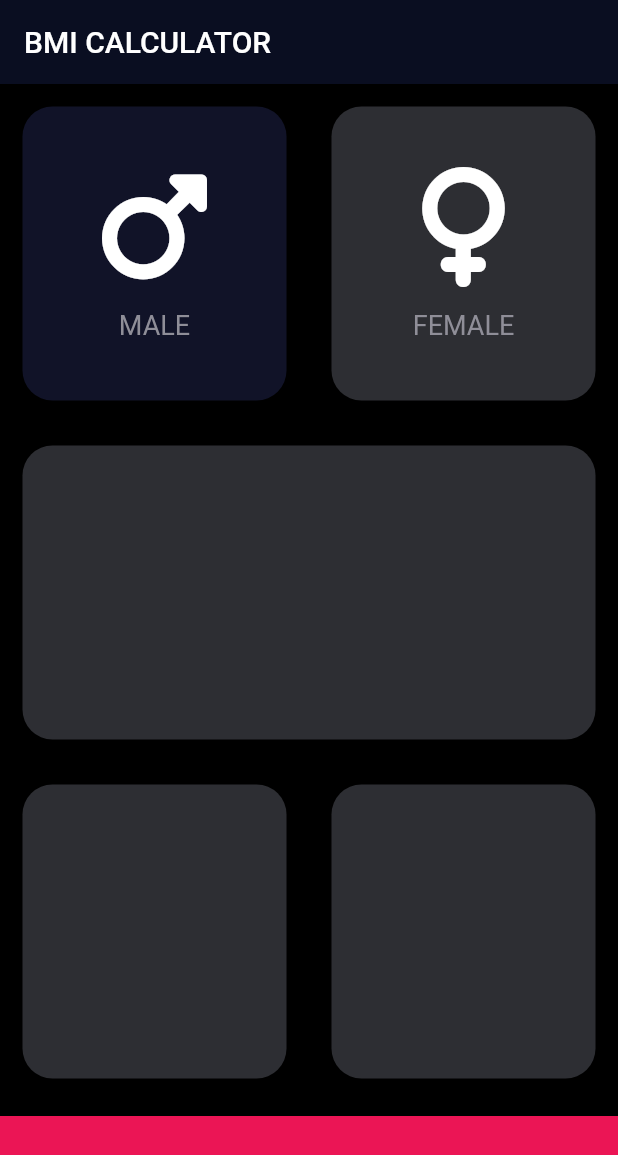
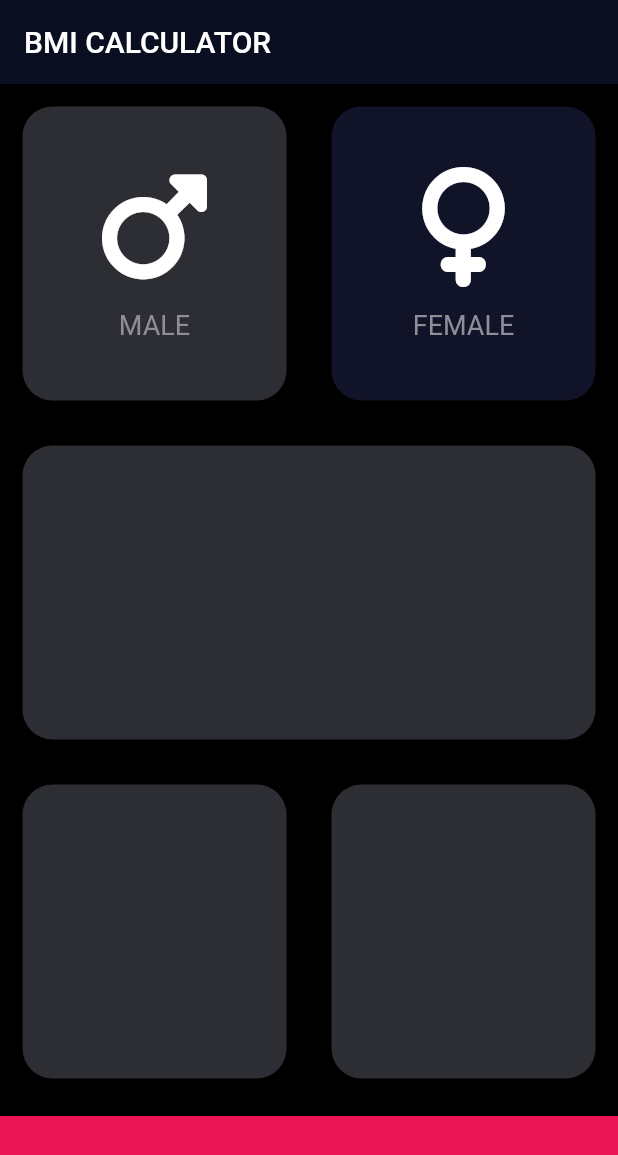
Before and after one commit to ferparrios/bmi_calculator, a Flutter app: the screen it shows after launch, after a tap on "FEMALE", on a phone screen of 412 x 824 dp. Shown: the top 1155 px of the screen. Run offline on Flutter 3.47's test engine with Material 2 defaults, Android fonts, the phone set to English and light mode, and no system bars; our stand-ins replace font_awesome_flutter.

Commit message:
adding screens

```diff
--- a/lib/screens/input_screen.dart
+++ b/lib/screens/input_screen.dart
@@ -9,6 +9,8 @@ const activeCardColor = Color(0xff2d2e33);
 const inactivateColor = Color(0xff111328);
 const bottomContainerColor = Color(0xFFEB1555);
 
+enum Gender { male, female }
+
 class InputScreen extends StatefulWidget {
   const InputScreen({super.key});
 
@@ -17,28 +19,7 @@ class InputScreen extends StatefulWidget {
 }
 
 class _InputScreenState extends State<InputScreen> {
-
-  Color maleCardColor = inactivateColor;
-  Color femaleCardColor = inactivateColor;
-  // 1 = male, 2 = female
-  void updateColor(int gender){
-    if (gender == 1) {
-      if (maleCardColor == inactivateColor) {
-        maleCardColor = activeCardColor;
-        femaleCardColor = inactivateColor;
-      }else{
-        maleCardColor = inactivateColor;
-      }
-    }
-    if (gender == 2) {
-      if (femaleCardColor == inactivateColor) {
-        femaleCardColor = activeCardColor;
-        maleCardColor = inactivateColor;
-      }else{
-        femaleCardColor = inactivateColor;
-      }
-    }
-  }
+  Gender selectedGender = Gender.male;
 
   @override
   Widget build(BuildContext context) {
@@ -50,16 +31,17 @@ class _InputScreenState extends State<InputScreen> {
         children: [
           Expanded(
             child: Row(
-              children:  [
+              children: [
                 Expanded(
-                  child: GestureDetector(
-                    onTap: () {
-                      setState(() {
-                        updateColor(1);
-                      });
-                    },
                   child: CardContainer(
-                      color: maleCardColor,
+                    // onPress: (){
+                    //   setState(() {
+                    //     selectedGender = Gender.male;
+                    //   });
+                    // },
+                    color: selectedGender == Gender.male
+                        ? activeCardColor
+                        : inactivateColor,
                     cardChild: const CustomIconContainer(
                       icon: FaIcon(
                         FontAwesomeIcons.mars,
@@ -69,23 +51,22 @@ class _InputScreenState extends State<InputScreen> {
                     ),
                   ),
                 ),
-                ),
                 Expanded(
-                  child: GestureDetector(
-                    onTap: () {
-                      setState(() {
-                        updateColor(2);
-                      });
-                    },
                   child: CardContainer(
-                      color: femaleCardColor,
+                    // onPress: (){
+                    //   setState(() {
+                    //     selectedGender = Gender.female;
+                    //   });
+                    // },
+                    color: selectedGender == Gender.female
+                        ? activeCardColor
+                        : inactivateColor,
                     cardChild: const CustomIconContainer(
                       icon: FaIcon(
                         FontAwesomeIcons.venus,
                         size: 80,
                       ),
                       text: 'FEMALE',
-                      ),
                     ),
                   ),
                 )
--- a/lib/widgets/card_container.dart
+++ b/lib/widgets/card_container.dart
@@ -4,20 +4,26 @@ class CardContainer extends StatelessWidget {
   final Color color;
   final Widget? cardChild;
 
+  // final Function onPress;
+
   const CardContainer({
     Key? key,
     required this.color,
     this.cardChild,
+    // required this.onPress,
   }) : super(key: key);
 
   @override
   Widget build(BuildContext context) {
     return Expanded(
-      child: Container(
-        margin: const EdgeInsets.all(15),
-        decoration: BoxDecoration(
-            borderRadius: BorderRadius.circular(20), color: color),
-        child: cardChild,
+      child: GestureDetector(
+        onTap: (){},
+        child: Container(
+          margin: const EdgeInsets.all(15),
+          decoration: BoxDecoration(
+              borderRadius: BorderRadius.circular(20), color: color),
+          child: cardChild,
+        ),
       ),
     );
   }
```
Lines whose indentation alone changed are shown as unchanged.
